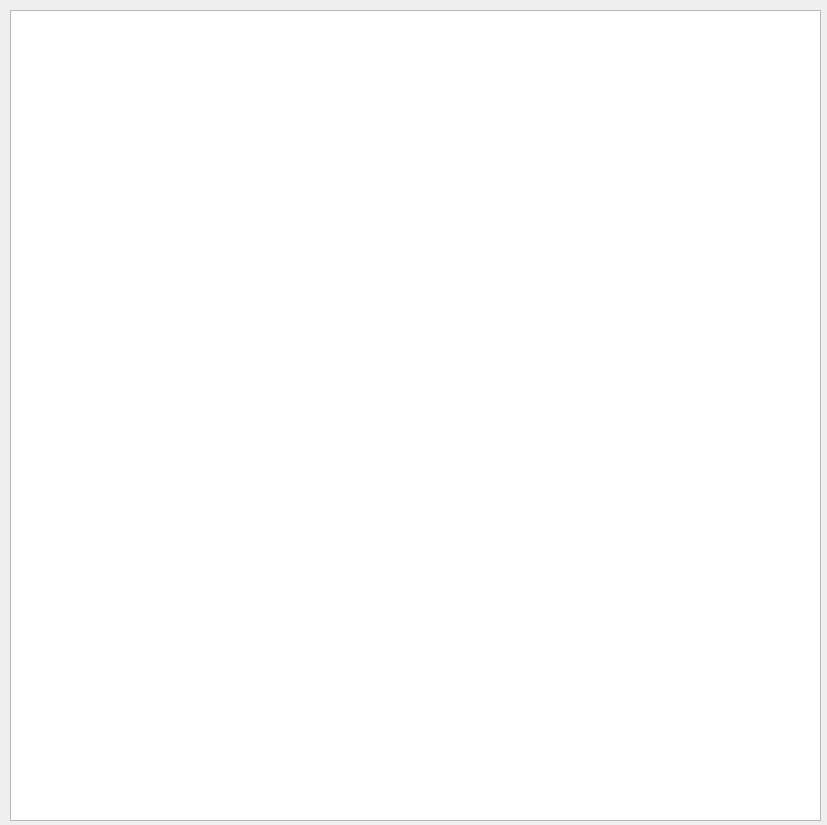
This is drawing.ui in marl0vv/PROMETHEEMethodsApp as Qt 5 draws it before an edit. The edited form follows.
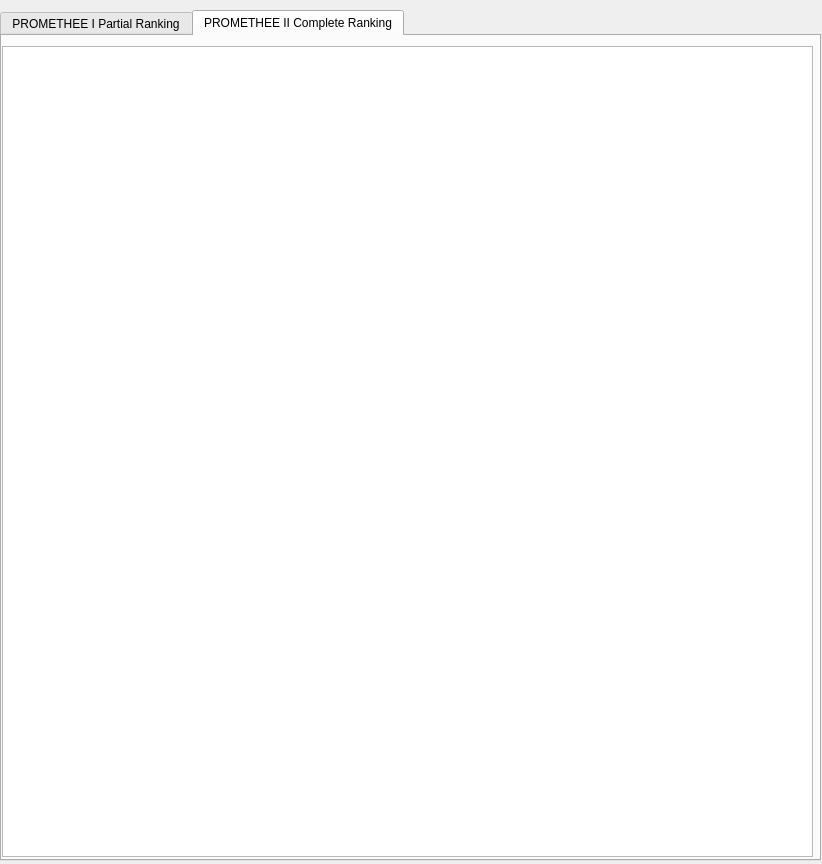
This is the edited form.

Commit message: Added Complete Rankings

Diff of the .ui file:
```diff
--- a/drawing.ui
+++ b/drawing.ui
@@ -6,17 +6,36 @@
    <rect>
     <x>0</x>
     <y>0</y>
-    <width>827</width>
-    <height>825</height>
+    <width>822</width>
+    <height>864</height>
    </rect>
   </property>
   <property name="windowTitle">
    <string>PROMETHEE Rankings</string>
   </property>
+  <widget class="QTabWidget" name="tabWidget">
+   <property name="geometry">
+    <rect>
+     <x>0</x>
+     <y>10</y>
+     <width>821</width>
+     <height>851</height>
+    </rect>
+   </property>
+   <property name="focusPolicy">
+    <enum>Qt::NoFocus</enum>
+   </property>
+   <property name="currentIndex">
+    <number>1</number>
+   </property>
+   <widget class="QWidget" name="tab">
+    <attribute name="title">
+     <string>PROMETHEE I Partial Ranking</string>
+    </attribute>
   <widget class="QGraphicsView" name="graphicsView">
    <property name="geometry">
     <rect>
-     <x>10</x>
+       <x>0</x>
      <y>10</y>
      <width>811</width>
      <height>811</height>
@@ -30,6 +49,31 @@
      <height>800.000000000000000</height>
     </rectf>
    </property>
+    </widget>
+   </widget>
+   <widget class="QWidget" name="tab_2">
+    <attribute name="title">
+     <string>PROMETHEE II Complete Ranking</string>
+    </attribute>
+    <widget class="QGraphicsView" name="graphicsView_2">
+     <property name="geometry">
+      <rect>
+       <x>0</x>
+       <y>10</y>
+       <width>811</width>
+       <height>811</height>
+      </rect>
+     </property>
+     <property name="sceneRect">
+      <rectf>
+       <x>0.000000000000000</x>
+       <y>0.000000000000000</y>
+       <width>800.000000000000000</width>
+       <height>800.000000000000000</height>
+      </rectf>
+     </property>
+    </widget>
+   </widget>
   </widget>
  </widget>
  <resources/>
```
Lines whose indentation alone changed are shown as unchanged. The commit also changes 2 other files.
